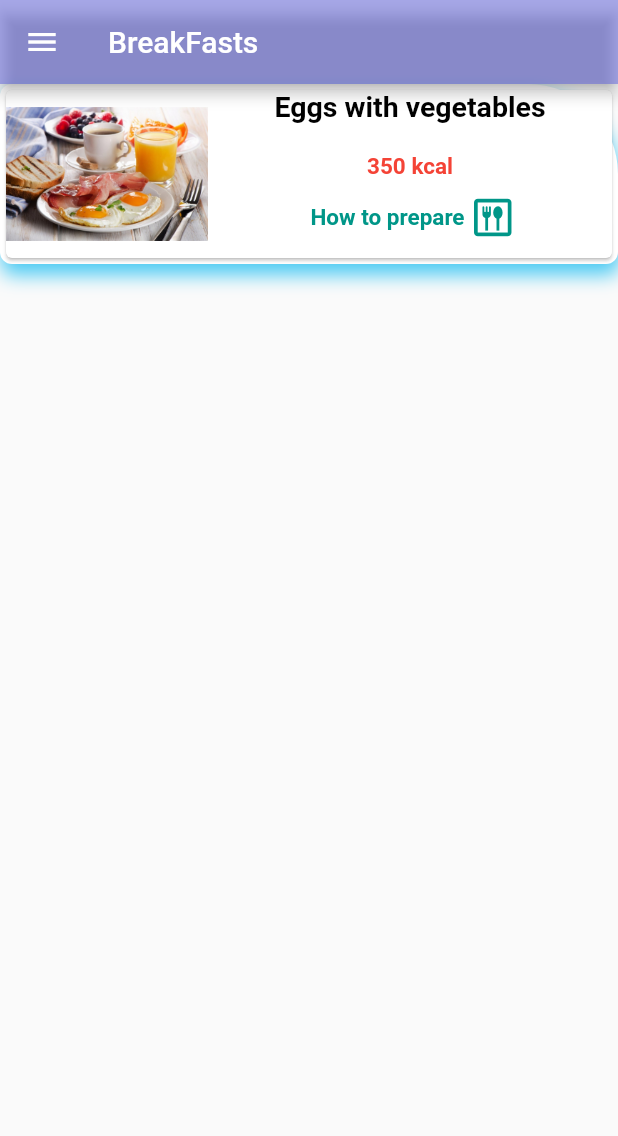
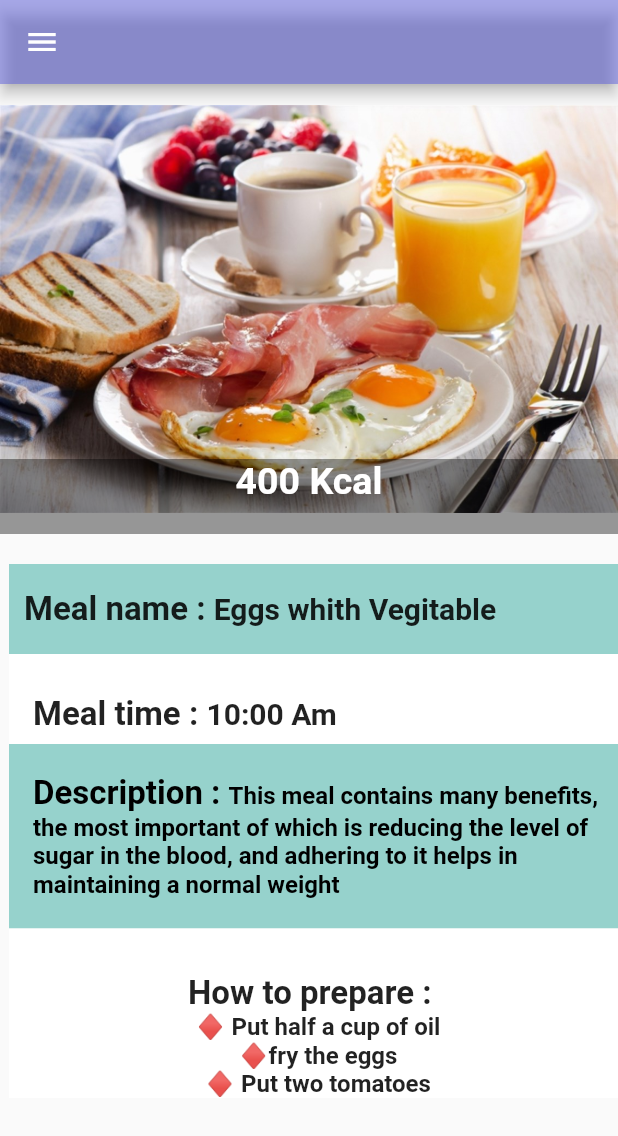
Before and after one commit to BaraaSaleh117/Graduation_Project, a Flutter app: the screen it shows after launch, after a tap on "Eggs with vegetables", on a phone screen of 412 x 824 dp. Shown: the top 1136 px of the screen. Run offline on Flutter 3.47's test engine with Material 2 defaults, Android fonts, the light colour scheme and no system bars; our stand-ins replace carousel_pro, device_info_plus, permission_handler; missing offline and left inert: flutter_reactive_ble, xiaomi_scale; statements that could not run were skipped.

Commit message:
commit 7

```diff
--- /dev/null
+++ b/lib/components/meallist.dart
@@ -0,0 +1,109 @@
+import 'package:flutter/material.dart';
+import 'package:graduation_projectflutter/patientPage/fitness_app_theme.dart';
+
+class mealsList extends StatelessWidget {
+  late final String Id;
+  late final String Mealname;
+  late final String Mealtype;
+  late final String Mealtime;
+  late final String Calories;
+  late final String Description;
+
+  mealsList(
+      {required this.Id,
+      required this.Mealname,
+      required this.Mealtype,
+      required this.Mealtime,
+      required this.Calories,
+      required this.Description});
+  @override
+  Widget build(BuildContext context) {
+    return InkWell(
+      child: Container(
+        height: 120,
+        width: double.infinity,
+        child: Card(
+          child: Row(
+            children: <Widget>[
+              Expanded(
+                flex: 1,
+                child: Image.asset(
+                  "lib/assets/BreakFastsPic/2.jpg",
+                  fit: BoxFit.fill,
+                ),
+              ),
+              Expanded(
+                flex: 2,
+                child: Container(
+                  alignment: Alignment.topCenter,
+                  height: 120,
+                  child: Column(
+                    children: <Widget>[
+                      Text(
+                        Mealname,
+                        textAlign: TextAlign.center,
+                        style: TextStyle(
+                            fontSize: 19,
+                            fontWeight: FontWeight.bold,
+                            color: Colors.black),
+                      ),
+                      SizedBox(
+                        height: 20,
+                      ),
+                      Text(
+                        Calories,
+                        textAlign: TextAlign.center,
+                        style: TextStyle(
+                            fontSize: 15,
+                            fontWeight: FontWeight.bold,
+                            color: Colors.red),
+                      ),
+                      SizedBox(
+                        height: 10,
+                      ),
+                      Row(
+                        mainAxisAlignment: MainAxisAlignment.center,
+                        children: <Widget>[
+                          Text(
+                            "How to prepare  ",
+                            textAlign: TextAlign.center,
+                            style: TextStyle(
+                                fontSize: 15,
+                                fontWeight: FontWeight.bold,
+                                color: Colors.teal),
+                          ),
+                          Icon(
+                            Icons.dining_outlined,
+                            color: Colors.teal,
+                            size: 30,
+                          ),
+                        ],
+                      ),
+                    ],
+                  ),
+                ),
+              ),
+            ],
+          ),
+        ),
+        decoration: BoxDecoration(
+          color: FitnessAppTheme.white,
+          borderRadius: const BorderRadius.only(
+              topLeft: Radius.circular(8.0),
+              bottomLeft: const Radius.circular(8.0),
+              bottomRight: Radius.circular(8.0),
+              topRight: const Radius.circular(60.0)),
+          boxShadow: <BoxShadow>[
+            BoxShadow(
+                color: FitnessAppTheme.nearlyBlue.withOpacity(0.7),
+                offset: const Offset(1.1, 7.1),
+                blurRadius: 10.0),
+          ],
+        ),
+      ),
+      onTap: () {
+        Navigator.of(context).pushNamed("Details");
+      },
+    );
+  }
+}
--- a/lib/main.dart
+++ b/lib/main.dart
@@ -4,7 +4,7 @@ import 'package:graduation_projectflutter/patientPage/fitness_app_home_screen.da
 import 'package:graduation_projectflutter/models/resolution.dart';
 import 'package:graduation_projectflutter/ui/background.dart';
 import 'package:graduation_projectflutter/ui/mealsui/breakfast.dart';
-import 'package:graduation_projectflutter/ui/mealsui/breakfastinfo.dart';
+import 'package:graduation_projectflutter/ui/mealsui/details.dart';
 import 'package:graduation_projectflutter/ui/mealsui/breakfastlistview.dart';
 import 'package:graduation_projectflutter/ui/mealsui/dinner.dart';
 import 'package:graduation_projectflutter/ui/mealsui/lunch.dart';
@@ -57,7 +57,7 @@ class MyApp extends StatelessWidget {
           return PatientUi();
         },
         "BreakFast": (context) {
-          return BreakFast();
+          return BreakFastss();
         },
         "Lunch": (context) {
           return Lunch();
@@ -68,8 +68,8 @@ class MyApp extends StatelessWidget {
         "Dinner": (context) {
           return Dinner();
         },
-        "BreakFastInfo": (context) {
-          return BreakFastInformations();
+        "Details": (context) {
+          return Details();
         },
       },
       /*Scaffold(
--- a/lib/models/meals.dart
+++ b/lib/models/meals.dart
@@ -1,11 +1,12 @@
 class Meals {
-  late String Id, Mealname, Mealtype, Mealtime, Description;
+  late String Id, Mealname, Mealtype, Mealtime, Calories, Description;
 
   Meals(
     this.Id,
     this.Mealname,
     this.Mealtype,
     this.Mealtime,
+    this.Calories,
     this.Description,
   );
 
@@ -14,6 +15,9 @@ class Meals {
     Mealname = map['Mealname'];
     Mealtype = map['Mealtype'];
     Mealtime = map['Mealtime'];
+
+    Calories = map['Calories'];
+
     Description = map['Description'];
   }
 }
--- a/lib/ui/mealsui/breakfastinfo.dart
+++ /dev/null
@@ -1,28 +0,0 @@
-import 'package:flutter/material.dart';
-import 'package:graduation_projectflutter/components/mydrawer.dart';
-import 'package:graduation_projectflutter/main.dart';
-
-class BreakFastInformations extends StatefulWidget {
-  const BreakFastInformations({Key? key}) : super(key: key);
-
-  @override
-  _BreakFastInformationsState createState() => _BreakFastInformationsState();
-}
-
-class _BreakFastInformationsState extends State<BreakFastInformations> {
-  @override
-  Widget build(BuildContext context) {
-    return Scaffold(
-      appBar: AppBar(
-        backgroundColor: HexColor('#5C5EDD').withOpacity(0.5),
-      ),
-      drawer: MyDrawer(),
-      body: Container(
-        child: Text(
-          "مكونات الوجبة",
-          style: TextStyle(fontSize: 40, fontStyle: FontStyle.italic),
-        ),
-      ),
-    );
-  }
-}
--- a/lib/ui/mealsui/breakfastlistview.dart
+++ b/lib/ui/mealsui/breakfastlistview.dart
@@ -1,4 +1,7 @@
+// ignore_for_file: use_key_in_widget_constructors
+
 import 'package:flutter/material.dart';
+import 'package:graduation_projectflutter/components/meallist.dart';
 import 'package:graduation_projectflutter/components/mydrawer.dart';
 import 'package:graduation_projectflutter/main.dart';
 import 'package:graduation_projectflutter/patientPage/fitness_app_theme.dart';
@@ -11,103 +14,51 @@ class BreakFastss extends StatefulWidget {
 }
 
 class _BreakFastssState extends State<BreakFastss> {
+  var breakfastslist = [
+    {
+      'Id': '1',
+      'Mealname': 'Eggs with vegetables',
+      'Mealtype': 'BreakFast',
+      'Mealtime': '10:00 Am',
+      'Calories': '400 Kcal',
+      'Description': 'Eggs with vegetables good breakfastn',
+    },
+    {
+      'Id': '2',
+      'Mealname': 'vegetables',
+      'Mealtype': 'BreakFast',
+      'Mealtime': '9:00 Am',
+      'Calories': '390 Kcal',
+      'Description': 'Eggs good breakfastn',
+    },
+    {
+      'Id': '3',
+      'Mealname': 'Milk',
+      'Mealtype': 'BreakFast',
+      'Mealtime': '5:00 Am',
+      'Calories': '700 Kcal',
+      'Description': 'Milk good breakfastn',
+    }
+  ];
+  @override
   Widget build(BuildContext context) {
     return Scaffold(
         appBar: AppBar(
-          title: Text("BreakFasts"),
+          title: Text("               BreakFasts"),
           backgroundColor: HexColor('#5C5EDD').withOpacity(0.5),
         ),
         drawer: MyDrawer(),
-        body: ListView(
-          children: <Widget>[
-            InkWell(
-              child: Container(
-                height: 120,
-                width: double.infinity,
-                child: Card(
-                  child: Row(
-                    children: <Widget>[
-                      Expanded(
-                        flex: 1,
-                        child: Image.asset(
-                          "lib/assets/BreakFastsPic/2.jpg",
-                          fit: BoxFit.fill,
-                        ),
-                      ),
-                      Expanded(
-                        flex: 2,
-                        child: Container(
-                          alignment: Alignment.topCenter,
-                          height: 120,
-                          child: Column(
-                            children: <Widget>[
-                              Text(
-                                "Eggs with vegetables",
-                                textAlign: TextAlign.center,
-                                style: TextStyle(
-                                    fontSize: 19,
-                                    fontWeight: FontWeight.bold,
-                                    color: Colors.black),
-                              ),
-                              SizedBox(
-                                height: 20,
-                              ),
-                              Text(
-                                "350 kcal",
-                                textAlign: TextAlign.center,
-                                style: TextStyle(
-                                    fontSize: 15,
-                                    fontWeight: FontWeight.bold,
-                                    color: Colors.red),
-                              ),
-                              SizedBox(
-                                height: 10,
-                              ),
-                              Row(
-                                mainAxisAlignment: MainAxisAlignment.center,
-                                children: <Widget>[
-                                  Text(
-                                    "How to prepare  ",
-                                    textAlign: TextAlign.center,
-                                    style: TextStyle(
-                                        fontSize: 15,
-                                        fontWeight: FontWeight.bold,
-                                        color: Colors.teal),
-                                  ),
-                                  Icon(
-                                    Icons.dining_outlined,
-                                    color: Colors.teal,
-                                    size: 30,
-                                  ),
-                                ],
-                              ),
-                            ],
-                          ),
-                        ),
-                      ),
-                    ],
-                  ),
-                ),
-                decoration: BoxDecoration(
-                  color: FitnessAppTheme.white,
-                  borderRadius: const BorderRadius.only(
-                      topLeft: Radius.circular(8.0),
-                      bottomLeft: const Radius.circular(8.0),
-                      bottomRight: Radius.circular(8.0),
-                      topRight: const Radius.circular(60.0)),
-                  boxShadow: <BoxShadow>[
-                    BoxShadow(
-                        color: FitnessAppTheme.nearlyBlue.withOpacity(0.7),
-                        offset: const Offset(1.1, 7.1),
-                        blurRadius: 10.0),
-                  ],
-                ),
-              ),
-              onTap: () {
-                print("Hiii");
-              },
-            )
-          ],
+        body: ListView.builder(
+          itemCount: breakfastslist.length,
+          itemBuilder: (context, i) {
+            return mealsList(
+                Id: breakfastslist[i]['Id']!,
+                Mealname: breakfastslist[i]['Mealname']!,
+                Mealtype: breakfastslist[i]['Mealtype']!,
+                Mealtime: breakfastslist[i]['Mealtime']!,
+                Calories: breakfastslist[i]['Calories']!,
+                Description: breakfastslist[i]['Description']!);
+          },
         ));
   }
 }
--- /dev/null
+++ b/lib/ui/mealsui/details.dart
@@ -0,0 +1,144 @@
+import 'package:flutter/cupertino.dart';
+import 'package:flutter/material.dart';
+import 'package:graduation_projectflutter/components/mydrawer.dart';
+import 'package:graduation_projectflutter/main.dart';
+
+class Details extends StatefulWidget {
+  const Details({Key? key}) : super(key: key);
+
+  @override
+  _Details createState() => _Details();
+}
+
+class _Details extends State<Details> {
+  @override
+  Widget build(BuildContext context) {
+    return Scaffold(
+        appBar: AppBar(
+          backgroundColor: HexColor('#5C5EDD').withOpacity(0.5),
+        ),
+        drawer: MyDrawer(),
+        body: ListView(
+          children: <Widget>[
+            Container(
+                height: 300,
+                child: GridTile(
+                  child: Image.asset("lib/assets/BreakFastsPic/2.jpg"),
+                  footer: Container(
+                    height: 50,
+                    color: Colors.black.withOpacity(0.4),
+                    child: Text(
+                      "400 Kcal ",
+                      textAlign: TextAlign.center,
+                      style: TextStyle(
+                          color: Colors.white,
+                          fontSize: 25,
+                          fontWeight: FontWeight.w700),
+                    ),
+                  ),
+                )),
+            Container(
+                padding: EdgeInsets.only(top: 20, left: 6),
+                child: Column(
+                  children: <Widget>[
+                    Container(
+                        padding: EdgeInsets.all(10),
+                        height: 60,
+                        color: Colors.teal.withOpacity(0.4),
+                        child: Row(
+                          children: <Widget>[
+                            Text(
+                              "Meal name : ",
+                              style: TextStyle(
+                                  fontSize: 22, fontWeight: FontWeight.w700),
+                            ),
+                            Text(
+                              "Eggs whith Vegitable",
+                              style: TextStyle(
+                                  fontSize: 20, fontWeight: FontWeight.w700),
+                            ),
+                          ],
+                        )),
+                    Container(
+                        padding: EdgeInsets.only(top: 20, left: 16),
+                        height: 60,
+                        color: Colors.white,
+                        child: Row(
+                          children: <Widget>[
+                            Text(
+                              "Meal time : ",
+                              style: TextStyle(
+                                  fontSize: 22, fontWeight: FontWeight.w700),
+                            ),
+                            Text(
+                              "10:00 Am",
+                              style: TextStyle(
+                                  fontSize: 20, fontWeight: FontWeight.w700),
+                            ),
+                          ],
+                        )),
+                    Container(
+                      width: MediaQuery.of(context).size.width,
+                      padding: EdgeInsets.only(top: 20, bottom: 20, left: 16),
+                      color: Colors.teal.withOpacity(0.4),
+                      child: RichText(
+                          text: TextSpan(children: <TextSpan>[
+                        TextSpan(
+                          text: "Description : ",
+                          style: TextStyle(
+                              fontSize: 22,
+                              fontWeight: FontWeight.w700,
+                              color: Colors.black),
+                        ),
+                        TextSpan(
+                          text:
+                              "This meal contains many benefits, the most important of which is reducing the level of sugar in the blood, and adhering to it helps in maintaining a normal weight",
+                          style: TextStyle(
+                              fontSize: 16,
+                              fontWeight: FontWeight.w700,
+                              color: Colors.black),
+                        )
+                      ])),
+                    ),
+                    Container(
+                        width: double.infinity,
+                        color: Colors.white,
+                        padding: EdgeInsets.only(top: 30, left: 6),
+                        child: Column(
+                          mainAxisAlignment: MainAxisAlignment.start,
+                          children: <Widget>[
+                            Text(
+                              "How to prepare :  ",
+                              style: TextStyle(
+                                fontSize: 22,
+                                fontWeight: FontWeight.w700,
+                              ),
+                              textAlign: TextAlign.left,
+                            ),
+                            Text(
+                              "♦ Put half a cup of oil",
+                              style: TextStyle(
+                                  fontSize: 16, fontWeight: FontWeight.w700),
+                              textAlign: TextAlign.left,
+                            ),
+                            Text(
+                              "♦fry the eggs",
+                              style: TextStyle(
+                                  fontSize: 16, fontWeight: FontWeight.w700),
+                            ),
+                            Text(
+                              "♦ Put two tomatoes",
+                              style: TextStyle(
+                                  fontSize: 16, fontWeight: FontWeight.w700),
+                            ),
+                          ],
+                        )),
+                    SizedBox(
+                      height: 60,
+                    )
+                  ],
+                )),
+          ],
+        ));
+  }
+}
```
Also changed, not shown: lib/assets/o.jpg (added), 1 other file.
